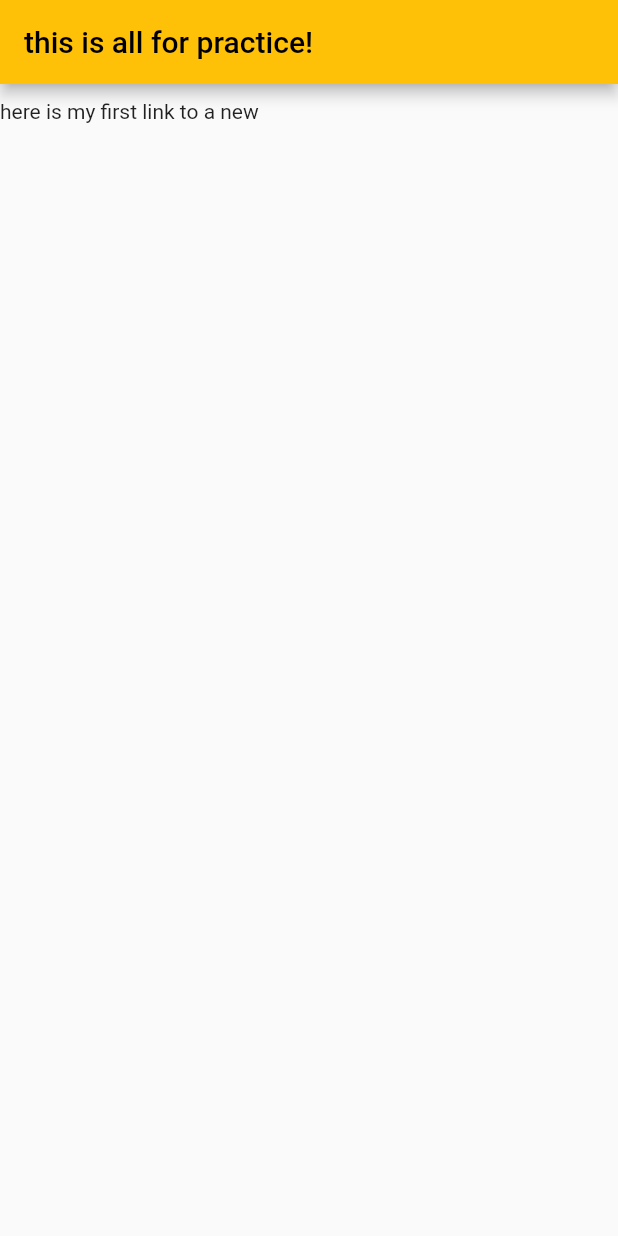
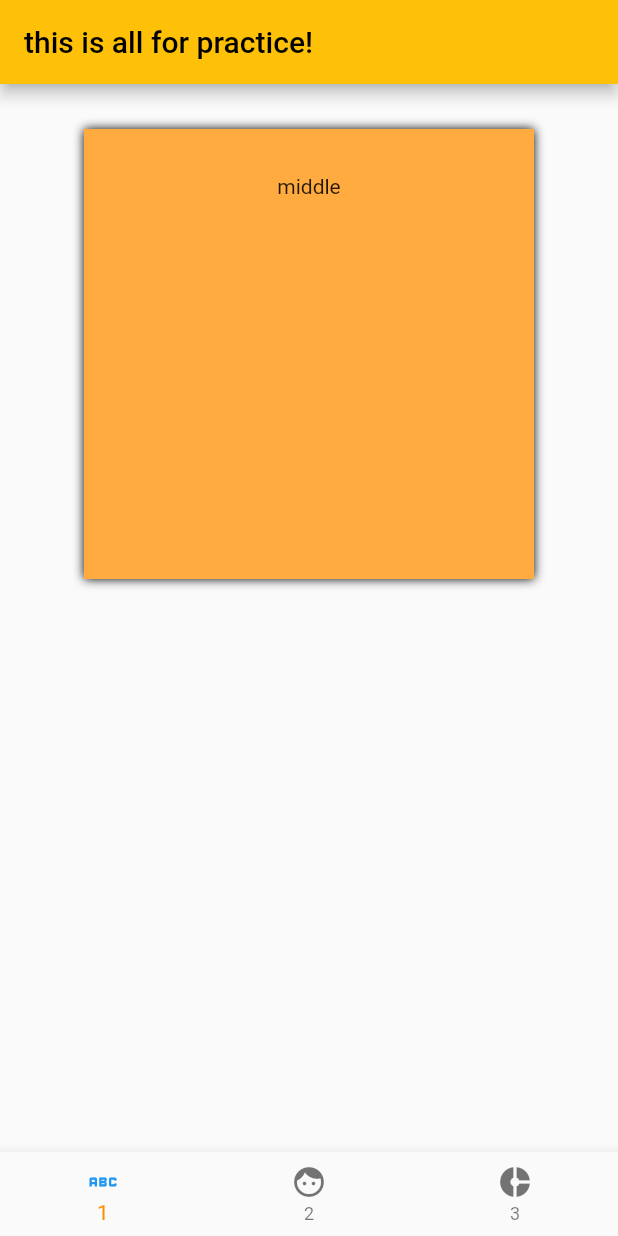
Before and after one commit to Tildozer/flutterSandBox, a Flutter app: the screen it shows after launch, on a phone screen of 412 x 824 dp. Run offline on Flutter 3.47's test engine with Material 2 defaults, Android fonts, the phone set to English and light mode, and no system bars.

Commit message:
got routing to work and learned how to export seperate pages.

```diff
--- /dev/null
+++ b/lib/firstPage.dart
@@ -0,0 +1,31 @@
+import 'package:flutter/material.dart';
+void main(List<String> args) {
+
+}
+
+class MainPage extends StatelessWidget {
+  const MainPage({super.key});
+
+  @override
+  Widget build(BuildContext context) {
+    return Column(
+          children: [
+            Center(
+              child: Container(
+                margin: const EdgeInsets.only(top: 30),
+                padding: const EdgeInsets.all(30),
+                width: 300,
+                height: 300,
+                alignment: Alignment.topCenter,
+                decoration: const BoxDecoration(
+                    color: Colors.orangeAccent,
+                    boxShadow: [
+                      BoxShadow(blurStyle: BlurStyle.outer, blurRadius: 5.0)
+                    ]),
+                child: const Text("middle"),
+              ),
+            ),
+          ],
+        );
+  }
+}
--- a/lib/main.dart
+++ b/lib/main.dart
@@ -1,32 +1,49 @@
 import 'package:flutter/material.dart';
+import 'firstPage.dart' as first_page;
 
 void main() {
-  runApp( const SandBox() );
+  runApp(const App());
 }
 
-class SandBox extends StatefulWidget {
+class SandBox extends StatelessWidget {
   const SandBox({super.key});
 
   @override
-  State<SandBox> createState() => _SandBoxState();
+  Widget build(BuildContext context) {
+    return const MaterialApp(
+      title: "Test zone",
+      home: App(),
+    );
+  }
 }
 
-class _SandBoxState extends State<SandBox>
-    with SingleTickerProviderStateMixin {
-  late AnimationController _controller;
+class App extends StatefulWidget {
+  const App({super.key});
 
   @override
-  void initState() {
-    super.initState();
-    _controller = AnimationController(vsync: this);
+  State<App> createState() => _AppState();
+}
+
+class _AppState extends State<App> {
+    int _selectedIndex = 0;
+    static const TextStyle optionStyle =
+      TextStyle(fontSize: 30, fontWeight: FontWeight.bold);
+  static const List<Widget> _widgetOptions = <Widget>[
+    first_page.MainPage(),
+    Text(
+      'Index 1: Business',
+      style: optionStyle,
+    ),
+    Text(
+      'Index 2: School',
+      style: optionStyle,
+    ),
+  ];
+  void _onItemTapped(int index) {
+    setState(() {
+      _selectedIndex = index;
+    });
   }
-
-  @override
-  void dispose() {
-    _controller.dispose();
-    super.dispose();
-  }
-
   @override
   Widget build(BuildContext context) {
     return MaterialApp(
@@ -36,10 +53,22 @@ class _SandBoxState extends State<SandBox>
           foregroundColor: Colors.black,
           title: const Text("this is all for practice!"),
         ),
-        body: Container(
-          margin: const EdgeInsets.only(top: 10),
-          child: const Text("here is my first link to a new"),
-          ),
+        body: _widgetOptions.elementAt(_selectedIndex),
+        bottomNavigationBar: BottomNavigationBar(
+          items: const <BottomNavigationBarItem>[
+            BottomNavigationBarItem(
+                label: "1",
+                icon: Icon(
+                  Icons.abc,
+                  color: Colors.blue,
+                )),
+            BottomNavigationBarItem(icon: Icon(Icons.face), label: "2"),
+            BottomNavigationBarItem(icon: Icon(Icons.donut_small), label: "3"),
+          ],
+          currentIndex: _selectedIndex,
+        selectedItemColor: Colors.amber[800],
+        onTap: _onItemTapped,
+        ),
       ),
     );
   }
```
Also changed, not shown: 1 other file.
